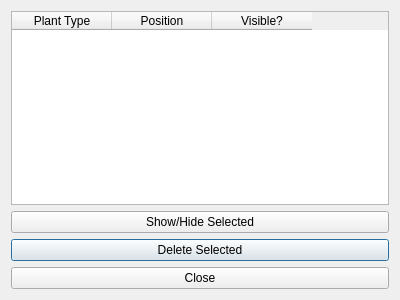
neeravnagda/PlantSim, file ui/SceneManagerDialog.ui: the form before one commit.
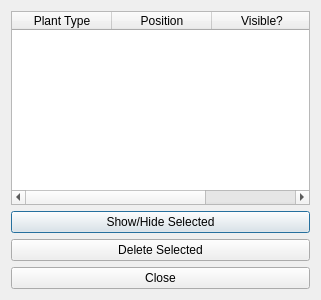
The form after the commit.

```diff
--- a/ui/SceneManagerDialog.ui
+++ b/ui/SceneManagerDialog.ui
@@ -6,7 +6,7 @@
    <rect>
     <x>0</x>
     <y>0</y>
-    <width>400</width>
+    <width>321</width>
     <height>300</height>
    </rect>
   </property>
@@ -33,16 +33,6 @@
      </column>
     </widget>
    </item>
-   <item row="2" column="0">
-    <widget class="QPushButton" name="m_deleteButton">
-     <property name="statusTip">
-      <string>This is undoable</string>
-     </property>
-     <property name="text">
-      <string>Delete Selected</string>
-     </property>
-    </widget>
-   </item>
    <item row="1" column="0">
     <widget class="QPushButton" name="m_toggleVisibilityButton">
      <property name="toolTip">
@@ -53,6 +43,16 @@
      </property>
     </widget>
    </item>
+   <item row="2" column="0">
+    <widget class="QPushButton" name="m_deleteButton">
+     <property name="statusTip">
+      <string>This is undoable</string>
+     </property>
+     <property name="text">
+      <string>Delete Selected</string>
+     </property>
+    </widget>
+   </item>
    <item row="3" column="0">
     <widget class="QPushButton" name="m_closeButton">
      <property name="text">
```
Left out of the diff: 2 changed lines with no effect on the pictures.
